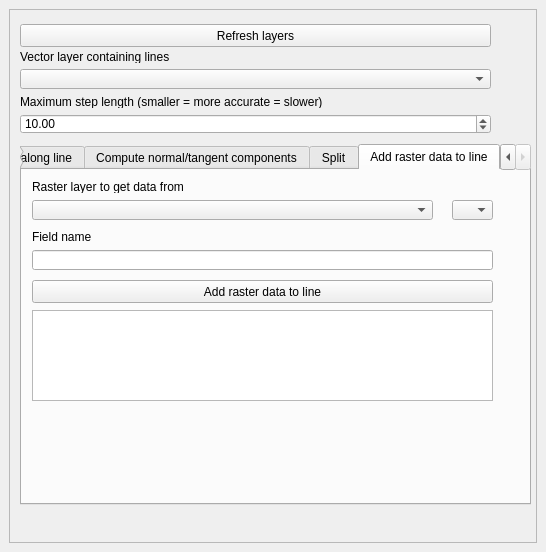
Old version of the form integrate_along_lines_dockwidget_base.ui in the repository sebbelese/qgis-integrate-along-lines.
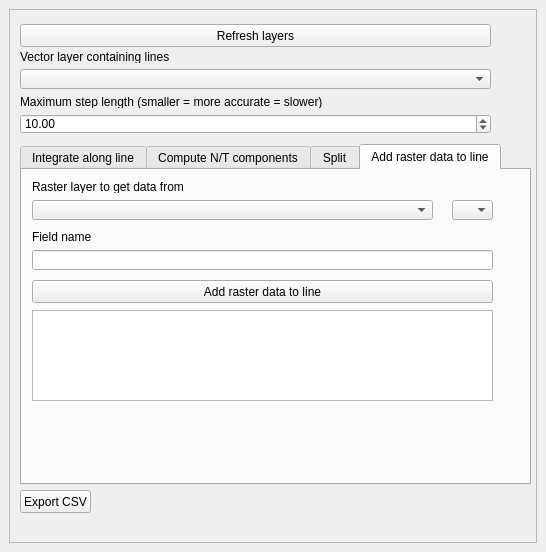
New version of the form.

Commit message: added csv export button

What changed in the file:
```diff
--- a/integrate_along_lines_dockwidget_base.ui
+++ b/integrate_along_lines_dockwidget_base.ui
@@ -38,7 +38,7 @@
        <property name="minimumSize">
         <size>
          <width>0</width>
-         <height>468</height>
+         <height>510</height>
         </size>
        </property>
        <widget class="QComboBox" name="vectorBox">
@@ -57,7 +57,7 @@
           <x>10</x>
           <y>134</y>
           <width>511</width>
-          <height>361</height>
+          <height>341</height>
          </rect>
         </property>
         <property name="currentIndex">
@@ -152,7 +152,7 @@
         </widget>
         <widget class="QWidget" name="tab_4">
          <attribute name="title">
-          <string>Compute normal/tangent components</string>
+          <string>Compute N/T components</string>
          </attribute>
          <widget class="QComboBox" name="rasterBandBox_x">
           <property name="geometry">
@@ -571,6 +571,19 @@
          <string>Maximum step length (smaller = more accurate = slower)</string>
         </property>
        </widget>
+       <widget class="QPushButton" name="exportCsv">
+        <property name="geometry">
+         <rect>
+          <x>10</x>
+          <y>480</y>
+          <width>71</width>
+          <height>23</height>
+         </rect>
+        </property>
+        <property name="text">
+         <string>Export CSV</string>
+        </property>
+       </widget>
       </widget>
      </widget>
     </item>
```
The commit also changes 1 other file.
